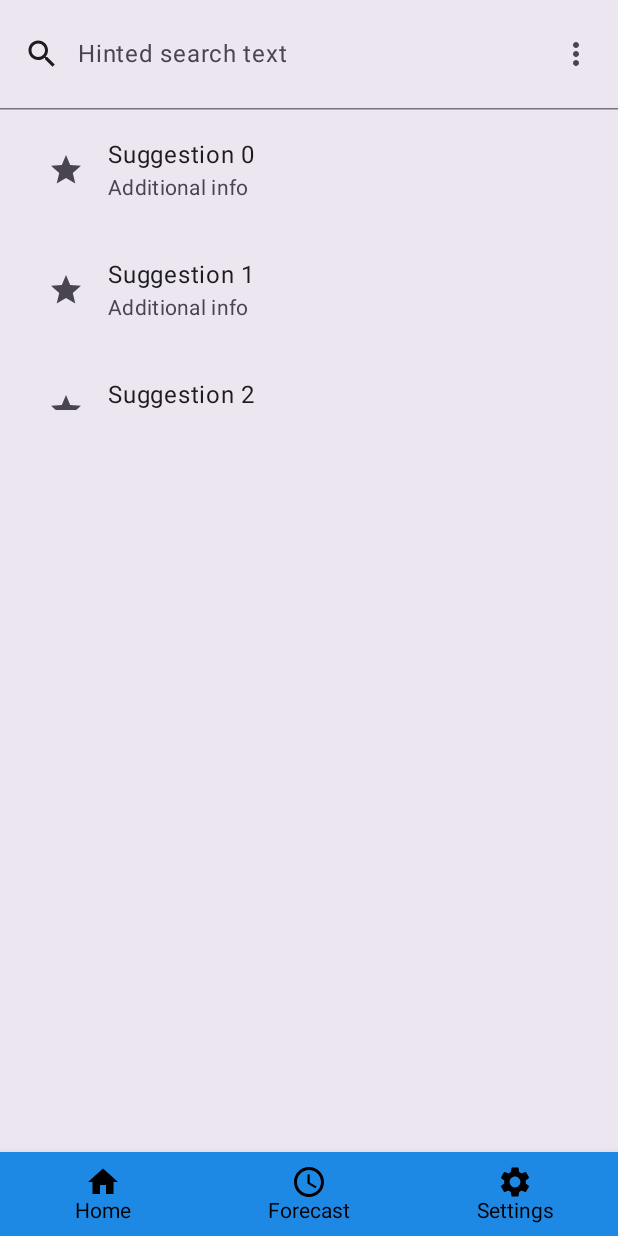
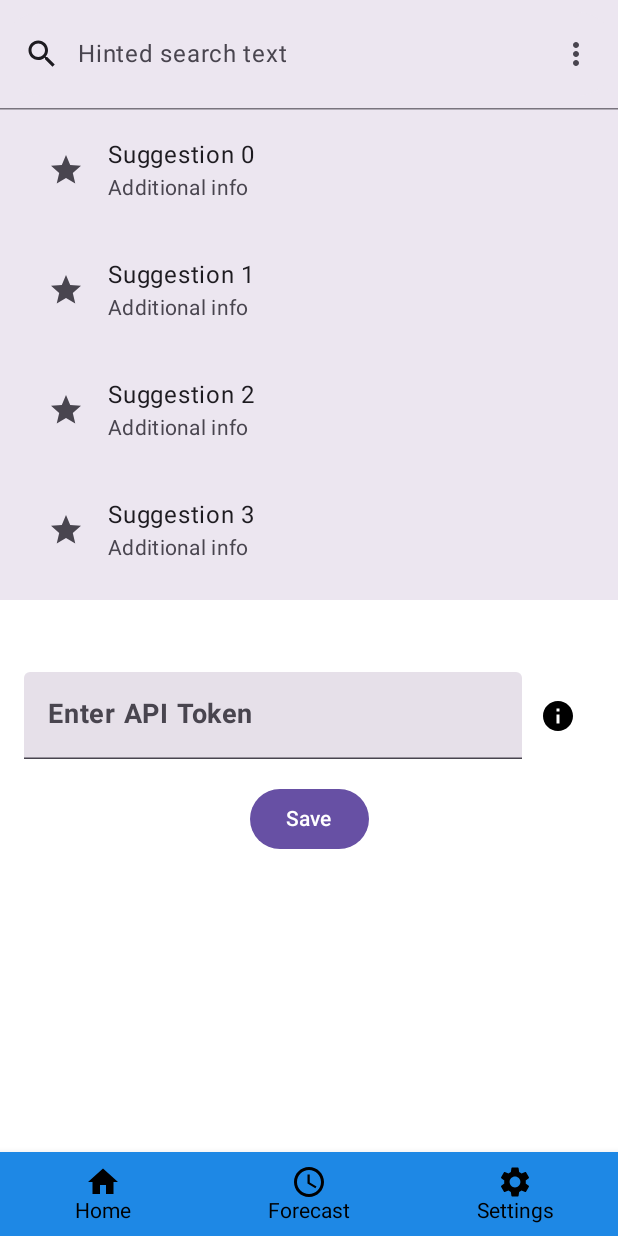
Before and after one commit to julianertle/WeatherApp, an Android app built with Jetpack Compose: the screen it shows after launch (MainActivity), item 3 of the bottom bar chosen, on a phone screen of 412 x 824 dp. Run offline under Robolectric (Android 15) with nearby library versions, the phone set to English and light mode, and no system bars; pictures from the network do not load.

Commit message:
better search bar behaviour

```diff
--- a/app/src/main/java/com/example/jetpackcompose/ui/SearchBar.kt
+++ b/app/src/main/java/com/example/jetpackcompose/ui/SearchBar.kt
@@ -24,7 +24,6 @@ import androidx.compose.ui.unit.dp
 import androidx.compose.material3.ExperimentalMaterial3Api
 import androidx.compose.runtime.saveable.rememberSaveable
 
-
 @OptIn(ExperimentalMaterial3Api::class)
 @Preview
 @Composable
@@ -34,8 +33,8 @@ fun SearchBarSample() {
 
     Box(
         modifier = Modifier
-            .wrapContentHeight()  // This ensures the Box only takes the required height
-            .fillMaxWidth()  // Take full width of the parent
+            .fillMaxWidth() // Ensure it fills the width
+            .heightIn(max = 400.dp) // Add a maximum height to avoid infinite scroll
             .semantics { isTraversalGroup = true }
     ) {
         SearchBar(
@@ -56,22 +55,21 @@ fun SearchBarSample() {
             expanded = expanded,
             onExpandedChange = { expanded = it },
         ) {
-            // Constrain the height of the suggestion list to avoid extending too far
-            Box(
+            // Use LazyColumn for better performance with dynamic lists
+            LazyColumn(
                 modifier = Modifier
-                    .heightIn(max = 200.dp)  // This limits the height of the suggestion list
-                    .verticalScroll(rememberScrollState())  // Allow scrolling if there are more items
+                    .fillMaxWidth()
+                    .heightIn(max = 300.dp) // Ensure a max height for the LazyColumn
             ) {
-                Column {
-                    repeat(4) { idx ->
+                items(4) { idx ->
                     val resultText = "Suggestion $idx"
                     ListItem(
                         headlineContent = { Text(resultText) },
                         supportingContent = { Text("Additional info") },
                         leadingContent = { Icon(Icons.Filled.Star, contentDescription = null) },
                         colors = ListItemDefaults.colors(containerColor = Color.Transparent),
-                            modifier =
-                            Modifier.clickable {
+                        modifier = Modifier
+                            .clickable {
                                 textFieldState.setTextAndPlaceCursorAtEnd(resultText)
                                 expanded = false
                             }
@@ -83,4 +81,3 @@ fun SearchBarSample() {
         }
     }
 }
-}
--- a/app/src/main/java/com/example/jetpackcompose/ui/WeatherApp.kt
+++ b/app/src/main/java/com/example/jetpackcompose/ui/WeatherApp.kt
@@ -12,7 +12,9 @@ import androidx.compose.ui.Modifier
 import androidx.compose.ui.unit.dp
 import com.example.jetpackcompose.domain.WeatherViewModel
 import androidx.compose.foundation.lazy.items  // Make sure to import items
+import androidx.compose.foundation.rememberScrollState
 import androidx.compose.ui.graphics.Color
+import androidx.compose.foundation.verticalScroll
 
 @Composable
 fun WeatherApp(viewModel: WeatherViewModel) {
@@ -21,35 +23,33 @@ fun WeatherApp(viewModel: WeatherViewModel) {
 
     var selectedItem by remember { mutableStateOf(0) } // 0: Home, 1: Forecast, 2: Settings
 
-    // Background for the android system bars (camera and bottom navigation)
-    // Define color variables
+    // Background colors for the system bars
     val upperHalfColor = Color.White
-    val lowerHalfColor = Color(0xFF1E88E5) // Material Design Blue 500 (popular blue)
+    val lowerHalfColor = Color(0xFF1E88E5) // Material Design Blue 500
 
     Box(
         modifier = Modifier
             .fillMaxSize()
     ) {
+        // Background
         Column(modifier = Modifier.fillMaxSize()) {
-            // Upper half (Gray background)
+            // Upper half
             Box(
                 modifier = Modifier
-                    .weight(1f)  // Take half of the available space
+                    .weight(1f)
                     .fillMaxWidth()
                     .background(upperHalfColor)
             )
 
             Box(
                 modifier = Modifier
-                    .weight(1f)  // Take the remaining half
+                    .weight(1f)
                     .fillMaxWidth()
                     .background(lowerHalfColor)
             )
         }
-    }
 
-
-
+        // Content and scrolling
         Box(
             modifier = Modifier
                 .fillMaxSize()
@@ -58,20 +58,19 @@ fun WeatherApp(viewModel: WeatherViewModel) {
         ) {
             Column(
                 modifier = Modifier
-                /*.fillMaxSize()*/
-                .padding(bottom = 0.dp), // Make space for the BottomNavBar
+                    .fillMaxSize()
+                    .padding(bottom = 0.dp), // Ensure no extra bottom padding
                 horizontalAlignment = Alignment.CenterHorizontally
             ) {
-
+                // Row containing the SearchBar
                 Row(
                     modifier = Modifier.fillMaxWidth(),
                     horizontalArrangement = Arrangement.Center
                 ) {
-                SearchBarSample()
+                    SearchBarSample() // The SearchBar expands here
                 }
 
-            Spacer(modifier = Modifier.height(16.dp)) // Add some space between the search bar and the weather display
-
+                Spacer(modifier = Modifier.height(16.dp)) // Add space between the search bar and weather display
 
                 // Display current weather
                 if (selectedItem == 0) {
@@ -88,25 +87,31 @@ fun WeatherApp(viewModel: WeatherViewModel) {
 
                     // Ensure forecast is a list and not null
                     forecast.let {
-                    LazyColumn {
-                        items(it) { weather ->  // 'it' is of type List<WeatherData>
-                            ForecastWeatherView(weather = weather)  // Pass WeatherData to the composable
+                        // Use LazyColumn for forecast items
+                        LazyColumn(
+                            modifier = Modifier.fillMaxSize()
+                        ) {
+                            items(it) { weather ->
+                                ForecastWeatherView(weather = weather) // Pass WeatherData to the composable
                             }
                         }
                     }
                 }
+
+                // Settings view
                 if (selectedItem == 2) {
-                SettingsView()  // Display the SettingsView when selectedItem is 2
+                    SettingsView() // Display SettingsView when selectedItem is 2
                 }
             }
 
+            // Bottom navigation bar
             BottomNavBar(
                 selectedItem = selectedItem,
                 onItemSelected = { selectedItem = it },
                 modifier = Modifier
-                .align(Alignment.BottomCenter)
-                /*.fillMaxWidth()*/,
+                    .align(Alignment.BottomCenter),
                 color = lowerHalfColor
             )
         }
     }
+}
```
Lines whose indentation alone changed are shown as unchanged.
